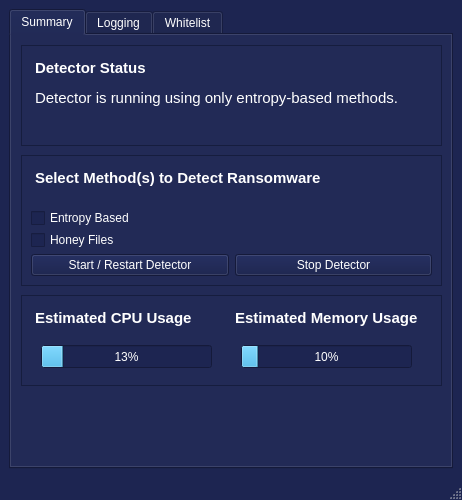
First picture: the form in GUI/mainwindow.ui, repository colecathcart/609Capstone, before the edit.
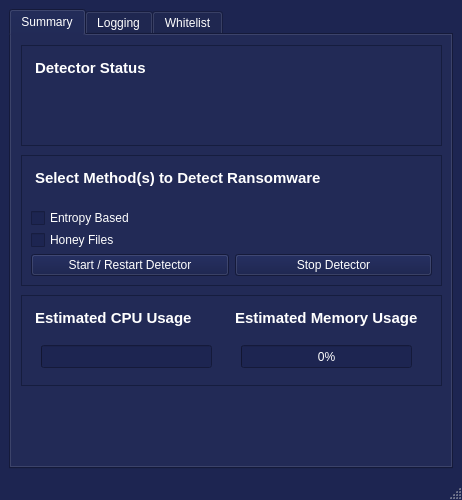
Second picture: the form after the edit.

```diff
--- a/GUI/mainwindow.ui
+++ b/GUI/mainwindow.ui
@@ -637,9 +637,6 @@
               <height>23</height>
              </rect>
             </property>
-            <property name="value">
-             <number>13</number>
-            </property>
            </widget>
           </widget>
           <widget class="QWidget" name="memWidget" native="true">
@@ -661,7 +658,7 @@
              </rect>
             </property>
             <property name="value">
-             <number>10</number>
+             <number>0</number>
             </property>
             <property name="format">
              <string>%p%</string>
@@ -697,7 +694,7 @@
             <bool>false</bool>
            </property>
            <property name="styleSheet">
-            <string notr="true">background:transparent;</string>
+            <string notr="true">background:transparent; color:white;</string>
            </property>
            <property name="frameShape">
             <enum>QFrame::Shape::NoFrame</enum>
@@ -713,7 +710,7 @@
 li.unchecked::marker { content: &quot;\2610&quot;; }
 li.checked::marker { content: &quot;\2612&quot;; }
 &lt;/style&gt;&lt;/head&gt;&lt;body style=&quot; font-family:'Ubuntu Sans'; font-size:11pt; font-weight:400; font-style:normal;&quot;&gt;
-&lt;p style=&quot; margin-top:0px; margin-bottom:0px; margin-left:0px; margin-right:0px; -qt-block-indent:0; text-indent:0px;&quot;&gt;&lt;span style=&quot; color:#ffffff;&quot;&gt;Detector is running using only entropy-based methods.&lt;/span&gt;&lt;/p&gt;&lt;/body&gt;&lt;/html&gt;</string>
+&lt;p style=&quot;-qt-paragraph-type:empty; margin-top:0px; margin-bottom:0px; margin-left:0px; margin-right:0px; -qt-block-indent:0; text-indent:0px;&quot;&gt;&lt;br /&gt;&lt;/p&gt;&lt;/body&gt;&lt;/html&gt;</string>
            </property>
           </widget>
           <widget class="QTextBrowser" name="statusTitle">
```
